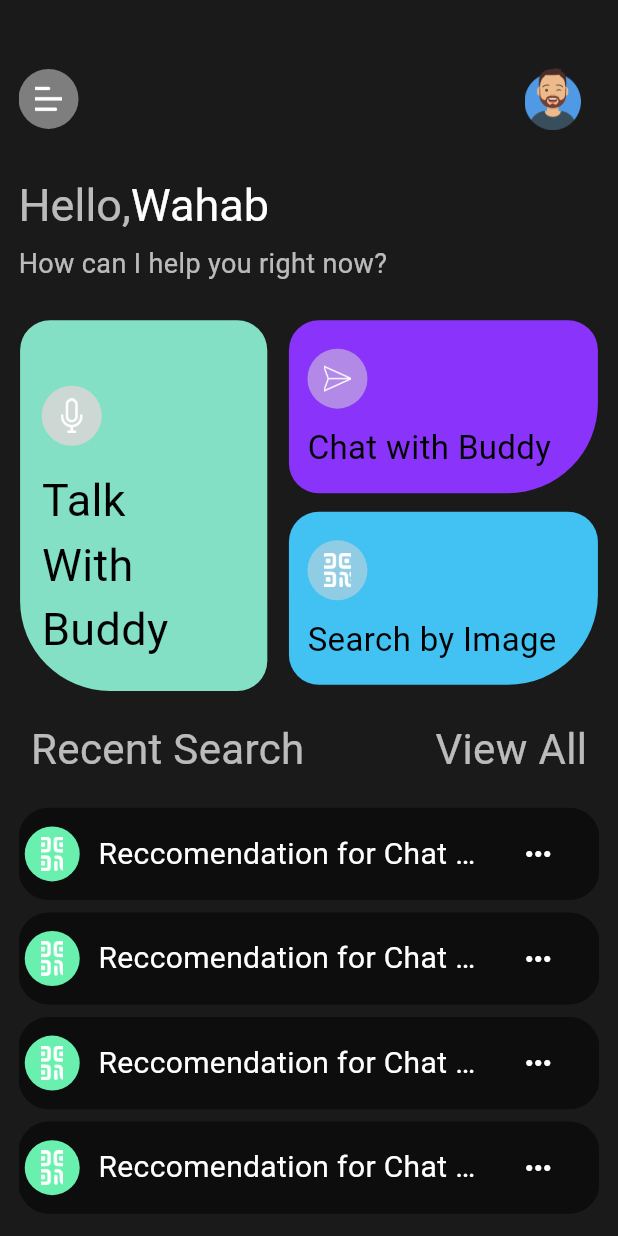
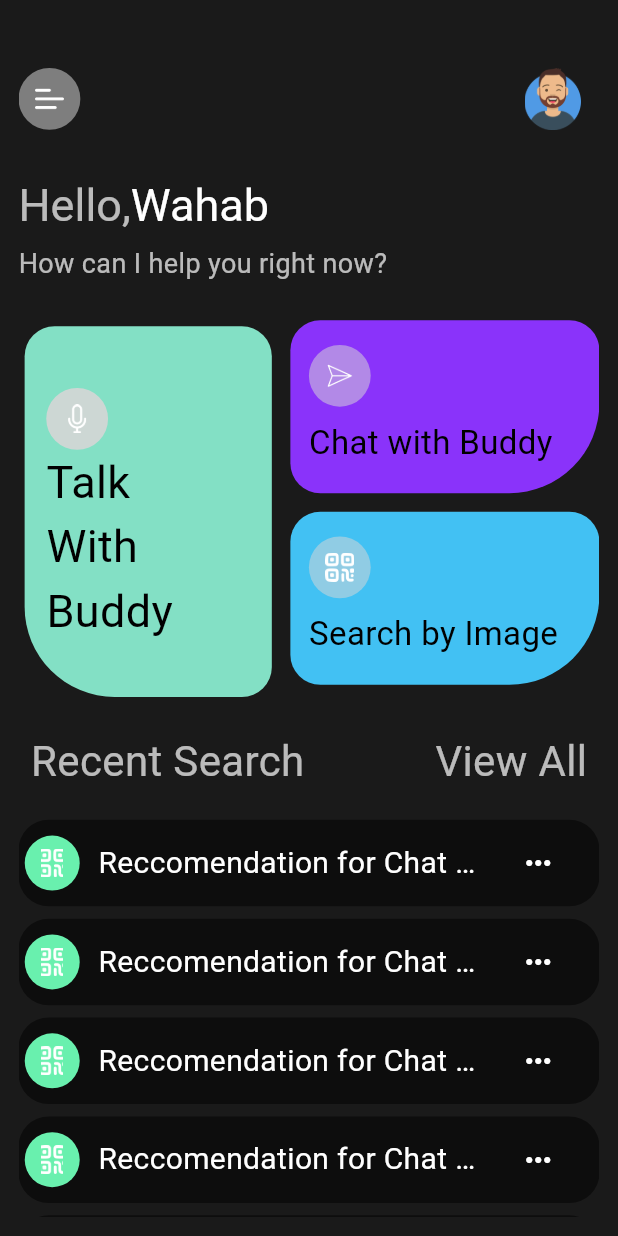
Before and after one commit to DevWahabBaloch/aibuddy, a Flutter app: the screen it shows after launch, after a tap on "Start a Conversation", on a phone screen of 412 x 824 dp. Run offline on Flutter 3.47's test engine with Material 3 defaults, Android fonts, the light colour scheme and no system bars; our stand-ins replace cached_network_image, firebase_core, get; accounts and stored records are empty; network calls fail; Roboto replaces fonts that are missing (Josefin Sans).

Commit message:
Some Of the Responsiveness issues resolved

```diff
--- a/lib/core/widgets/glass_button.dart
+++ b/lib/core/widgets/glass_button.dart
@@ -1,8 +1,10 @@
+import 'package:cached_network_image/cached_network_image.dart';
 import 'package:flutter/material.dart';
 
 class GlassButton extends StatelessWidget {
   final String text;
   final Function() onPressed;
+
   const GlassButton({required this.text, required this.onPressed, super.key});
 
   @override
@@ -16,29 +18,29 @@ class GlassButton extends StatelessWidget {
           child: MaterialButton(
             onPressed: onPressed,
             splashColor: Colors.lightBlue,
-            shape:
-                RoundedRectangleBorder(borderRadius: BorderRadius.circular(36)),
+            shape: RoundedRectangleBorder(borderRadius: BorderRadius.circular(36)),
             padding: const EdgeInsets.all(0.0),
             child: Ink(
               decoration: BoxDecoration(
                 image: const DecorationImage(
-                  image: NetworkImage(
-                      "https://firebasestorage.googleapis.com/v0/b/flutterbricks-public.appspot.com/o/finance_app_2%2FbuttonBackgroundSmall.png?alt=media&token=fa2f9bba-120a-4a94-8bc2-f3adc2b58a73"),
+                  image: CachedNetworkImageProvider(
+                    "https://firebasestorage.googleapis.com/v0/b/flutterbricks-public.appspot.com/o/finance_app_2%2FbuttonBackgroundSmall.png?alt=media&token=fa2f9bba-120a-4a94-8bc2-f3adc2b58a73",
+                  ),
                   fit: BoxFit.cover,
                 ),
                 borderRadius: BorderRadius.circular(36),
               ),
               child: Container(
-                constraints:
-                    const BoxConstraints(minWidth: 88.0, minHeight: 36.0),
+                constraints: const BoxConstraints(minWidth: 88.0, minHeight: 36.0),
                 alignment: Alignment.center,
                 child: Text(
                   text,
                   style: const TextStyle(
                     fontSize: 15,
-                      color: Colors.white,
-                      fontWeight: FontWeight.bold,
-                      fontFamily: 'Josefin Sans'),
+                    color: Colors.white,
+                    fontWeight: FontWeight.bold,
+                    fontFamily: 'Josefin Sans',
+                  ),
                 ),
               ),
             ),
--- a/lib/core/widgets/icon_container.dart
+++ b/lib/core/widgets/icon_container.dart
@@ -7,7 +7,9 @@ class IconContainer extends StatelessWidget {
   final Color color;
   const IconContainer({
     super.key,
-    required this.iconString, required this.quaterTurns, required this.color,
+    required this.iconString,
+    required this.quaterTurns,
+    required this.color,
   });
 
   @override
@@ -15,11 +17,10 @@ class IconContainer extends StatelessWidget {
     double width = MediaQuery.of(context).size.width;
     double height = MediaQuery.of(context).size.height;
     return Container(
-      height: 45,
-      width: 40,
+      height: height * 0.05,
+      width: width * 0.1,
       padding: const EdgeInsets.all(11),
-      decoration:
-          BoxDecoration(color: color, shape: BoxShape.circle),
+      decoration: BoxDecoration(color: color, shape: BoxShape.circle),
       child: RotatedBox(
         quarterTurns: quaterTurns,
         child: Center(
--- a/lib/core/widgets/recent_chat_tile.dart
+++ b/lib/core/widgets/recent_chat_tile.dart
@@ -10,34 +10,18 @@ class RecentChatTile extends StatelessWidget {
     double width = MediaQuery.of(context).size.width;
     double height = MediaQuery.of(context).size.height;
     return Container(
-      padding: EdgeInsets.symmetric(
-          horizontal: width * 0.01, vertical: height * 0.01),
-      decoration: BoxDecoration(
-        color: Colors.transparent.withOpacity(0.5),
-        borderRadius: BorderRadius.circular(20.0)
-      ),
+      padding: EdgeInsets.symmetric(horizontal: width * 0.01, vertical: height * 0.01),
+      decoration: BoxDecoration(color: Colors.transparent.withOpacity(0.5), borderRadius: BorderRadius.circular(20.0)),
       child: Row(
         children: [
-          const Expanded(
-            flex: 1,
-            child: IconContainer(
-                iconString: 'assets/icons/qrcode.png',
-                quaterTurns: 4,
-                color: Colors.greenAccent)
-          ),
-          SizedBox(
-            width: width * 0.03
-          ),
+          Expanded(
+              flex: 1, child: IconContainer(iconString: 'assets/icons/qrcode.png', quaterTurns: 4, color: Colors.greenAccent)),
+          SizedBox(width: width * 0.03),
           Expanded(
             flex: 7,
-            child: Text(
-              title,
-              style: const TextStyle(
-                  fontSize: 20,
-                  color: Colors.white,
-                  overflow: TextOverflow.ellipsis,
-                  fontFamily: 'Josefin Sans')
-            ),
+            child: Text(title,
+                style: const TextStyle(
+                    fontSize: 20, color: Colors.white, overflow: TextOverflow.ellipsis, fontFamily: 'Josefin Sans')),
           ),
           const Expanded(
             flex: 2,
--- a/lib/features/home_page/home_page.dart
+++ b/lib/features/home_page/home_page.dart
@@ -2,6 +2,7 @@ import 'package:aibuddy/core/widgets/icon_container.dart';
 import 'package:aibuddy/core/widgets/recent_chat_tile.dart';
 import 'package:aibuddy/features/chat_page/chat_screen.dart';
 import 'package:flutter/material.dart';
+import 'package:get/get.dart';
 
 class HomePage extends StatelessWidget {
   const HomePage({super.key});
@@ -13,8 +14,7 @@ class HomePage extends StatelessWidget {
     return Scaffold(
       backgroundColor: Color.lerp(Colors.black, Colors.white, 0.1),
       body: Padding(
-        padding: EdgeInsets.symmetric(
-            vertical: height * 0.015, horizontal: width * 0.03),
+        padding: EdgeInsets.symmetric(vertical: height * 0.015, horizontal: width * 0.03),
         child: SingleChildScrollView(
           child: Column(
             // mainAxisAlignment: MainAxisAlignment.start,
@@ -28,8 +28,7 @@ class HomePage extends StatelessWidget {
                     color: Color.fromARGB(135, 214, 214, 214),
                   ),
                   Padding(
-                    padding: EdgeInsets.symmetric(
-                        vertical: height * 0.04, horizontal: width * 0.03),
+                    padding: EdgeInsets.symmetric(vertical: height * 0.04, horizontal: width * 0.03),
                     child: Image.asset(
                       height: width * 0.1,
                       'assets/images/user_p.png',
@@ -49,17 +48,11 @@ class HomePage extends StatelessWidget {
                           children: [
                             TextSpan(
                               text: 'Hello,',
-                              style: TextStyle(
-                                  fontSize: 30,
-                                  color: Colors.white70,
-                                  fontFamily: 'Josefin Sans'),
+                              style: TextStyle(fontSize: 30, color: Colors.white70, fontFamily: 'Josefin Sans'),
                             ),
                             TextSpan(
                               text: 'Wahab',
-                              style: TextStyle(
-                                  fontSize: 30,
-                                  color: Colors.white,
-                                  fontFamily: 'Josefin Sans'),
+                              style: TextStyle(fontSize: 30, color: Colors.white, fontFamily: 'Josefin Sans'),
                             ),
                           ],
                         ),
@@ -69,22 +62,16 @@ class HomePage extends StatelessWidget {
                   SizedBox(height: height * 0.01),
                   const Text(
                     'How can I help you right now?',
-                    style: TextStyle(
-                        fontSize: 18,
-                        color: Colors.white70,
-                        fontFamily: 'Josefin Sans'),
+                    style: TextStyle(fontSize: 18, color: Colors.white70, fontFamily: 'Josefin Sans'),
                   ),
                   SizedBox(height: height * 0.03),
                   Row(
                     mainAxisAlignment: MainAxisAlignment.spaceEvenly,
                     crossAxisAlignment: CrossAxisAlignment.start,
                     children: [
-                      Container(
-                        height: height * 0.3,
-                        width: width * 0.4,
-                        decoration: BoxDecoration(
-                          color: Color.lerp(
-                              const Color(0xffc1b9fb), Colors.greenAccent, 0.7),
+                      Card(
+                        elevation: 0, // Adds subtle shadow
+                        shape: const RoundedRectangleBorder(
                           borderRadius: const BorderRadius.only(
                             bottomLeft: Radius.circular(60),
                             bottomRight: Radius.circular(20),
@@ -92,55 +79,43 @@ class HomePage extends StatelessWidget {
                             topRight: Radius.circular(20),
                           ),
                         ),
+                        color: Color.lerp(const Color(0xffc1b9fb), Colors.greenAccent, 0.7), // Background color
+                        child: SizedBox(
+                          height: height * 0.3,
+                          width: width * 0.4,
                           child: Padding(
-                          padding: EdgeInsets.symmetric(
-                              horizontal: width * 0.035,
-                              vertical: height * 0.05),
-                          child: Column(
+                            padding: EdgeInsets.symmetric(horizontal: width * 0.035, vertical: height * 0.05),
+                            child: const Column(
                               mainAxisAlignment: MainAxisAlignment.start,
                               crossAxisAlignment: CrossAxisAlignment.start,
                               children: [
-                              const IconContainer(
+                                IconContainer(
                                   iconString: 'assets/icons/mic.png',
                                   quaterTurns: 4,
                                   color: Color.fromARGB(228, 214, 214, 214),
                                 ),
-                              SizedBox(
-                                height: height * 0.015,
+                                Text(
+                                  'Talk',
+                                  style: TextStyle(color: Colors.black, fontSize: 30, fontFamily: 'Josefin Sans'),
                                 ),
-                              const Text(
-                                'Talk',
-                                style: TextStyle(
-                                    color: Colors.black,
-                                    fontSize: 30,
-                                    fontFamily: 'Josefin Sans'),
+                                Text(
+                                  'With',
+                                  style: TextStyle(color: Colors.black, fontSize: 30, fontFamily: 'Josefin Sans'),
                                 ),
-                              const Text(
-                                'With',
-                                style: TextStyle(
-                                    color: Colors.black,
-                                    fontSize: 30,
-                                    fontFamily: 'Josefin Sans'),
-                              ),
-                              const Text(
+                                Text(
                                   'Buddy',
-                                style: TextStyle(
-                                    color: Colors.black,
-                                    fontSize: 30,
-                                    fontFamily: 'Josefin Sans'),
+                                  style: TextStyle(color: Colors.black, fontSize: 30, fontFamily: 'Josefin Sans'),
                                 ),
                               ],
                             ),
                           ),
                         ),
-                      SizedBox(width: width * 0.03),
+                      ),
+                      SizedBox(width: width * 0.02),
                       Column(
                         children: [
                           GestureDetector(
-                            onTap: () => Navigator.push(
-                                context,
-                                MaterialPageRoute(
-                                    builder: (context) => const ChatScreen())),
+                            onTap: () => Get.to(const ChatScreen()),
                             child: Container(
                               height: height * 0.14,
                               width: width * 0.5,
@@ -154,9 +129,7 @@ class HomePage extends StatelessWidget {
                                 ),
                               ),
                               child: Padding(
-                                padding: EdgeInsets.symmetric(
-                                    horizontal: width * 0.03,
-                                    vertical: height * 0.02),
+                                padding: EdgeInsets.symmetric(horizontal: width * 0.03, vertical: height * 0.02),
                                 child: Column(
                                   mainAxisAlignment: MainAxisAlignment.start,
                                   crossAxisAlignment: CrossAxisAlignment.start,
@@ -171,10 +144,7 @@ class HomePage extends StatelessWidget {
                                     ),
                                     const Text(
                                       'Chat with Buddy',
-                                      style: TextStyle(
-                                          color: Colors.black,
-                                          fontSize: 22,
-                                          fontFamily: 'Josefin Sans'),
+                                      style: TextStyle(color: Colors.black, fontSize: 22, fontFamily: 'Josefin Sans'),
                                     ),
                                   ],
                                 ),
@@ -195,9 +165,7 @@ class HomePage extends StatelessWidget {
                               ),
                             ),
                             child: Padding(
-                              padding: EdgeInsets.symmetric(
-                                  horizontal: width * 0.03,
-                                  vertical: height * 0.02),
+                              padding: EdgeInsets.symmetric(horizontal: width * 0.03, vertical: height * 0.02),
                               child: Column(
                                 mainAxisAlignment: MainAxisAlignment.start,
                                 crossAxisAlignment: CrossAxisAlignment.start,
@@ -212,10 +180,7 @@ class HomePage extends StatelessWidget {
                                   ),
                                   const Text(
                                     'Search by Image',
-                                    style: TextStyle(
-                                        color: Colors.black,
-                                        fontSize: 22,
-                                        fontFamily: 'Josefin Sans'),
+                                    style: TextStyle(color: Colors.black, fontSize: 22, fontFamily: 'Josefin Sans'),
                                   ),
                                 ],
                               ),
@@ -226,24 +191,17 @@ class HomePage extends StatelessWidget {
                     ],
                   ),
                   Padding(
-                    padding: EdgeInsets.symmetric(
-                        vertical: height * 0.023, horizontal: width * 0.02),
+                    padding: EdgeInsets.symmetric(vertical: height * 0.023, horizontal: width * 0.02),
                     child: const Row(
                       mainAxisAlignment: MainAxisAlignment.spaceBetween,
                       children: [
                         Text(
                           'Recent Search',
-                          style: TextStyle(
-                              fontSize: 28,
-                              color: Colors.white70,
-                              fontFamily: 'Josefin Sans'),
+                          style: TextStyle(fontSize: 28, color: Colors.white70, fontFamily: 'Josefin Sans'),
                         ),
                         Text(
                           'View All',
-                          style: TextStyle(
-                              fontSize: 28,
-                              color: Colors.white70,
-                              fontFamily: 'Josefin Sans'),
+                          style: TextStyle(fontSize: 28, color: Colors.white70, fontFamily: 'Josefin Sans'),
                         ),
                       ],
                     ),
--- a/lib/features/splash_screen/pages/splash_screen.dart
+++ b/lib/features/splash_screen/pages/splash_screen.dart
@@ -1,6 +1,7 @@
 import 'package:aibuddy/core/widgets/glass_button.dart';
 import 'package:aibuddy/features/home_page/home_page.dart';
 import 'package:flutter/material.dart';
+import 'package:get/get.dart';
 
 class SplashScreen extends StatelessWidget {
   const SplashScreen({super.key});
@@ -21,9 +22,8 @@ class SplashScreen extends StatelessWidget {
                 Container(
                   width: width * 0.4,
                   height: height * 0.043,
-                  decoration: BoxDecoration(
-                      color: Color.lerp(Colors.indigo, Colors.white, 0.2),
-                      borderRadius: BorderRadius.circular(20)),
+                  decoration:
+                      BoxDecoration(color: Color.lerp(Colors.indigo, Colors.white, 0.2), borderRadius: BorderRadius.circular(20)),
                   child: const Center(
                     child: Text(
                       'Personal AI Buddy',
@@ -51,29 +51,18 @@ class SplashScreen extends StatelessWidget {
           SizedBox(height: height * 0.1),
           const Text(
             'Where Conversations\n\t\t\t\t\t\tMeet Solutions',
-            style: TextStyle(
-                color: Colors.white,
-                fontWeight: FontWeight.bold,
-                fontSize: 30,
-                fontFamily: 'Josefin Sans'),
+            style: TextStyle(color: Colors.white, fontWeight: FontWeight.bold, fontSize: 30, fontFamily: 'Josefin Sans'),
           ),
           SizedBox(height: height * 0.02),
           const Text(
             'AI buddy can answer any of your\n\t\t\t\t\t\t\t\t\t\t\t\tquestion, Just ask!',
-            style: TextStyle(
-                color: Colors.white30,
-                fontSize: 15,
-                fontFamily: 'Josefin Sans'),
+            style: TextStyle(color: Colors.white30, fontSize: 15, fontFamily: 'Josefin Sans'),
           ),
           SizedBox(height: height * 0.17),
           GlassButton(
               text: 'Start a Conversation',
               onPressed: () {
-                Navigator.push(
-                    context,
-                    MaterialPageRoute(
-                      builder: (context) => const HomePage(),
-                    ));
+                Get.to(const HomePage());
               }),
         ],
       ),
--- a/lib/main.dart
+++ b/lib/main.dart
@@ -2,7 +2,7 @@ import 'package:aibuddy/features/splash_screen/pages/splash_screen.dart';
 import 'package:flutter/material.dart';
 import 'package:flutter/services.dart';
 import 'package:firebase_core/firebase_core.dart';
-import 'package:flutter_dotenv/flutter_dotenv.dart';
+import 'package:get/get_navigation/src/root/get_material_app.dart';
 import 'firebase_options.dart';
 
 void main() async {
@@ -23,7 +23,7 @@ class MyApp extends StatelessWidget {
   const MyApp({super.key});
   @override
   Widget build(BuildContext context) {
-    return const MaterialApp(
+    return const GetMaterialApp(
       debugShowCheckedModeBanner: false,
       home: SplashScreen(),
     );
--- a/pubspec.yaml
+++ b/pubspec.yaml
@@ -36,6 +36,9 @@ dependencies:
   cupertino_icons: ^1.0.8
   firebase_core: ^3.6.0
   flutter_dotenv: ^5.2.1
+  cached_network_image: ^3.4.1
+  path_provider: ^2.1.5
+  get: ^4.7.2
 
 dev_dependencies:
   flutter_test:
```
Also changed, not shown: pubspec.lock, 126 other files. Lines whose indentation alone changed are shown as unchanged.
